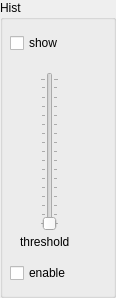
Old version of the form control/hist.ui in the repository jgrahsl/stereovision.
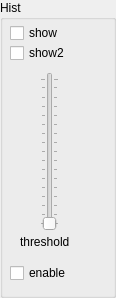
New version of the form.

Commit message: Hist_y works in simulation

The edit to the form file:
```diff
--- a/control/hist.ui
+++ b/control/hist.ui
@@ -83,7 +83,7 @@
    <property name="geometry">
     <rect>
      <x>10</x>
-     <y>30</y>
+     <y>20</y>
      <width>93</width>
      <height>26</height>
     </rect>
@@ -92,6 +92,19 @@
     <string>show</string>
    </property>
   </widget>
+  <widget class="QCheckBox" name="show_2">
+   <property name="geometry">
+    <rect>
+     <x>10</x>
+     <y>40</y>
+     <width>93</width>
+     <height>26</height>
+    </rect>
+   </property>
+   <property name="text">
+    <string>show2</string>
+   </property>
+  </widget>
  </widget>
  <resources/>
  <connections/>
```
The commit also changes 9 other files.
